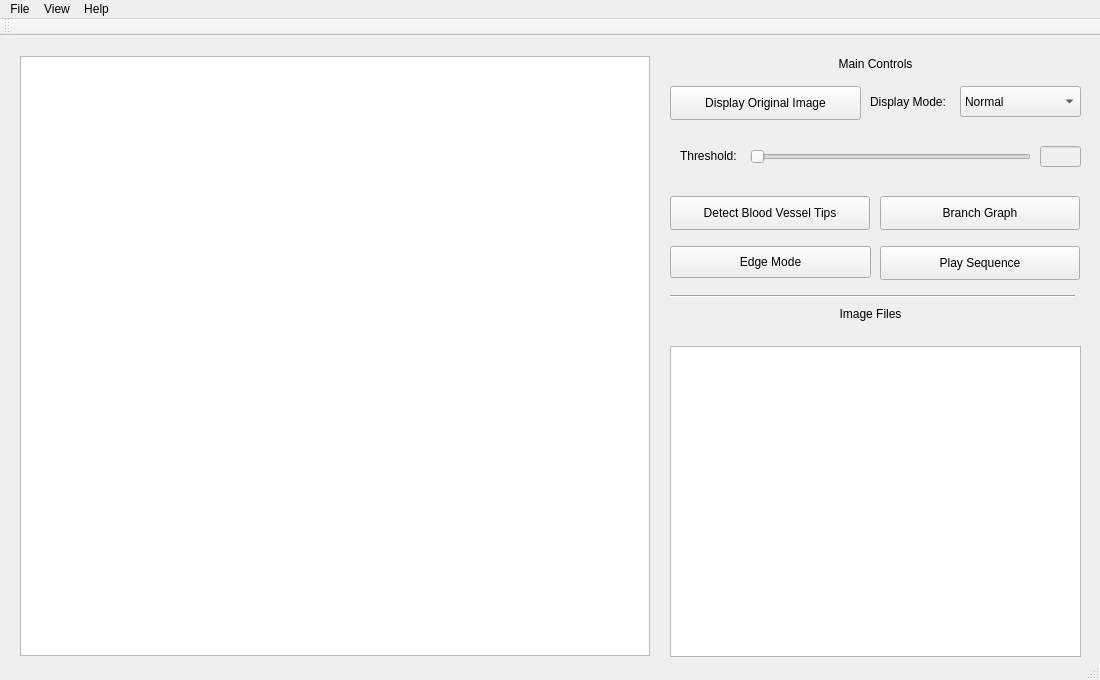
Old version of the form mainwindow.ui in the repository qchen2017/BloodVesselVisualization.
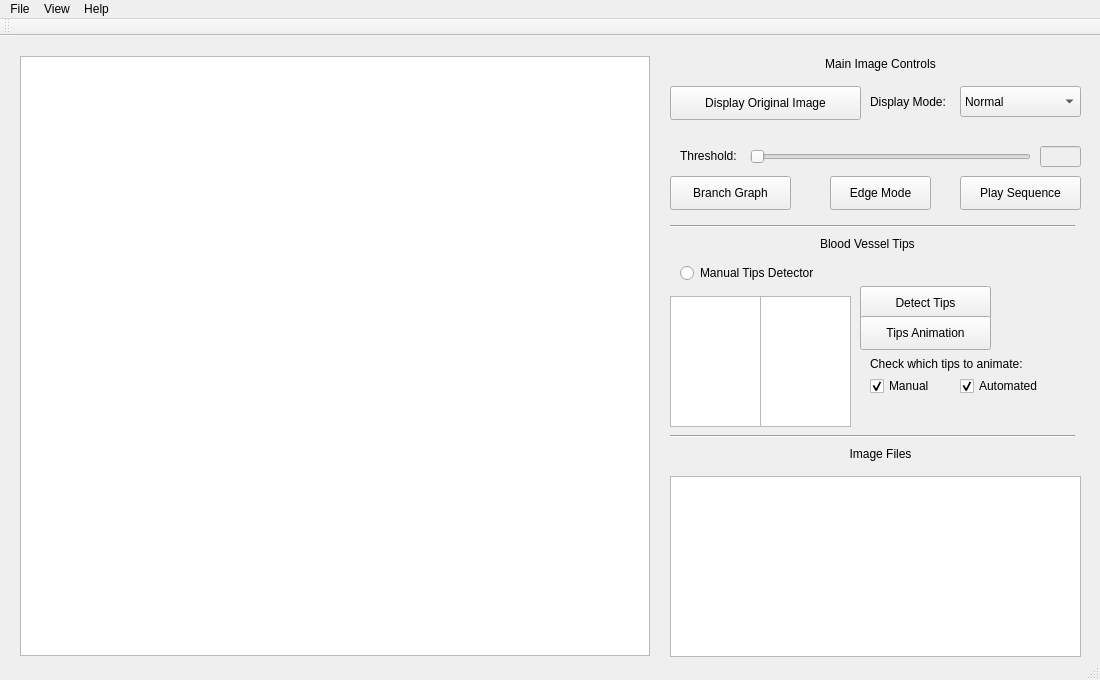
New version of the form.

The edit to the form file:
```diff
--- a/mainwindow.ui
+++ b/mainwindow.ui
@@ -112,17 +112,17 @@
     <property name="geometry">
      <rect>
       <x>670</x>
-      <y>310</y>
+      <y>440</y>
       <width>411</width>
-      <height>311</height>
+      <height>181</height>
      </rect>
     </property>
    </widget>
    <widget class="QLabel" name="imageFiles_label">
     <property name="geometry">
      <rect>
-      <x>830</x>
-      <y>270</y>
+      <x>840</x>
+      <y>410</y>
       <width>81</width>
       <height>16</height>
      </rect>
@@ -140,9 +140,9 @@
     </property>
     <property name="geometry">
      <rect>
-      <x>880</x>
-      <y>210</y>
-      <width>200</width>
+      <x>960</x>
+      <y>140</y>
+      <width>121</width>
       <height>34</height>
      </rect>
     </property>
@@ -156,14 +156,14 @@
     </property>
     <property name="geometry">
      <rect>
-      <x>670</x>
-      <y>160</y>
-      <width>200</width>
+      <x>860</x>
+      <y>250</y>
+      <width>131</width>
       <height>34</height>
      </rect>
     </property>
     <property name="text">
-     <string>Detect Blood Vessel Tips</string>
+     <string>Detect Tips</string>
     </property>
    </widget>
    <widget class="QPushButton" name="displayOrigImage_pushButton">
@@ -195,7 +195,7 @@
     <property name="geometry">
      <rect>
       <x>670</x>
-      <y>250</y>
+      <y>180</y>
       <width>405</width>
       <height>20</height>
      </rect>
@@ -210,10 +210,10 @@
     </property>
     <property name="geometry">
      <rect>
-      <x>670</x>
-      <y>210</y>
-      <width>201</width>
-      <height>32</height>
+      <x>830</x>
+      <y>140</y>
+      <width>101</width>
+      <height>34</height>
      </rect>
     </property>
     <property name="text">
@@ -226,9 +226,9 @@
     </property>
     <property name="geometry">
      <rect>
-      <x>880</x>
-      <y>160</y>
-      <width>200</width>
+      <x>670</x>
+      <y>140</y>
+      <width>121</width>
       <height>34</height>
      </rect>
     </property>
@@ -239,19 +239,142 @@
    <widget class="QLabel" name="label">
     <property name="geometry">
      <rect>
-      <x>830</x>
+      <x>810</x>
       <y>20</y>
-      <width>91</width>
+      <width>141</width>
       <height>16</height>
      </rect>
     </property>
     <property name="text">
-     <string>Main Controls</string>
+     <string>Main Image Controls</string>
     </property>
     <property name="alignment">
      <set>Qt::AlignCenter</set>
     </property>
    </widget>
+   <widget class="QRadioButton" name="bloodVesselsTips_radioButton">
+    <property name="geometry">
+     <rect>
+      <x>680</x>
+      <y>220</y>
+      <width>161</width>
+      <height>34</height>
+     </rect>
+    </property>
+    <property name="text">
+     <string>Manual Tips Detector</string>
+    </property>
+   </widget>
+   <widget class="QTextEdit" name="tipsYcoord_textEdit">
+    <property name="geometry">
+     <rect>
+      <x>760</x>
+      <y>260</y>
+      <width>91</width>
+      <height>131</height>
+     </rect>
+    </property>
+    <property name="readOnly">
+     <bool>true</bool>
+    </property>
+   </widget>
+   <widget class="QTextEdit" name="tipsXcoord_textEdit">
+    <property name="geometry">
+     <rect>
+      <x>670</x>
+      <y>260</y>
+      <width>91</width>
+      <height>131</height>
+     </rect>
+    </property>
+    <property name="readOnly">
+     <bool>true</bool>
+    </property>
+   </widget>
+   <widget class="QPushButton" name="tipsAnimation_pushButton">
+    <property name="geometry">
+     <rect>
+      <x>860</x>
+      <y>280</y>
+      <width>131</width>
+      <height>34</height>
+     </rect>
+    </property>
+    <property name="text">
+     <string>Tips Animation</string>
+    </property>
+   </widget>
+   <widget class="QLabel" name="tipsControls_label">
+    <property name="geometry">
+     <rect>
+      <x>820</x>
+      <y>200</y>
+      <width>111</width>
+      <height>16</height>
+     </rect>
+    </property>
+    <property name="text">
+     <string>Blood Vessel Tips</string>
+    </property>
+   </widget>
+   <widget class="Line" name="divider_line_2">
+    <property name="geometry">
+     <rect>
+      <x>670</x>
+      <y>390</y>
+      <width>405</width>
+      <height>20</height>
+     </rect>
+    </property>
+    <property name="orientation">
+     <enum>Qt::Horizontal</enum>
+    </property>
+   </widget>
+   <widget class="QCheckBox" name="manual_checkBox">
+    <property name="geometry">
+     <rect>
+      <x>870</x>
+      <y>340</y>
+      <width>89</width>
+      <height>20</height>
+     </rect>
+    </property>
+    <property name="text">
+     <string>Manual</string>
+    </property>
+    <property name="checked">
+     <bool>true</bool>
+    </property>
+   </widget>
+   <widget class="QCheckBox" name="automated_checkBox">
+    <property name="geometry">
+     <rect>
+      <x>960</x>
+      <y>340</y>
+      <width>89</width>
+      <height>20</height>
+     </rect>
+    </property>
+    <property name="text">
+     <string>Automated</string>
+    </property>
+    <property name="checked">
+     <bool>true</bool>
+    </property>
+   </widget>
+   <widget class="QLabel" name="tips_checkboxes_label">
+    <property name="geometry">
+     <rect>
+      <x>870</x>
+      <y>320</y>
+      <width>191</width>
+      <height>16</height>
+     </rect>
+    </property>
+    <property name="text">
+     <string>Check which tips to animate:</string>
+    </property>
+   </widget>
   </widget>
   <widget class="QToolBar" name="mainToolBar">
    <property name="acceptDrops">
```
